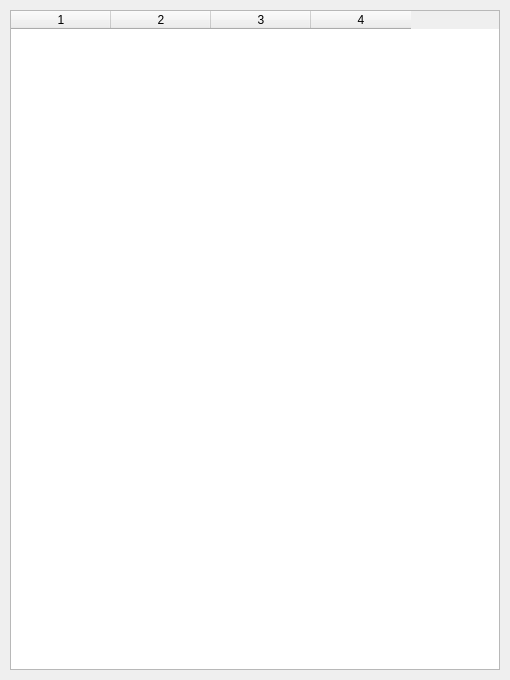
First picture: the form in widgets/favoriteswidget.ui, repository Rain92/UltimateMangaReader, before the edit.
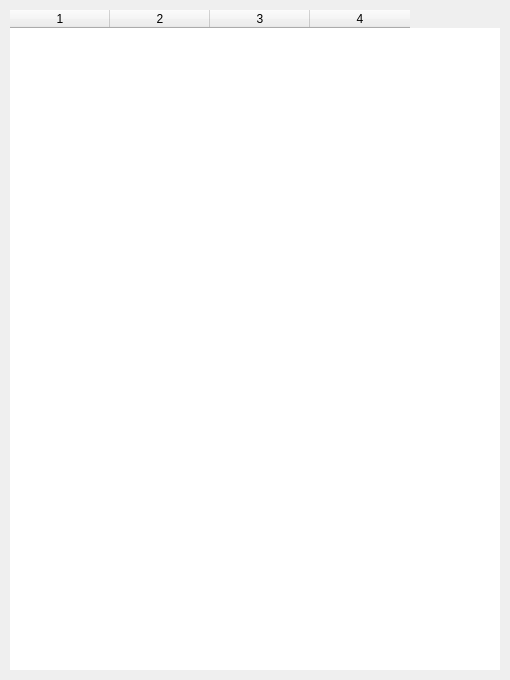
Second picture: the form after the edit.

Patch:
```diff
--- a/widgets/favoriteswidget.ui
+++ b/widgets/favoriteswidget.ui
@@ -34,6 +34,15 @@
      <property name="focusPolicy">
       <enum>Qt::NoFocus</enum>
      </property>
+     <property name="frameShape">
+      <enum>QFrame::NoFrame</enum>
+     </property>
+     <property name="frameShadow">
+      <enum>QFrame::Plain</enum>
+     </property>
+     <property name="lineWidth">
+      <number>0</number>
+     </property>
      <property name="horizontalScrollBarPolicy">
       <enum>Qt::ScrollBarAlwaysOff</enum>
      </property>
@@ -67,6 +76,9 @@
      <property name="columnCount">
       <number>4</number>
      </property>
+     <attribute name="horizontalHeaderVisible">
+      <bool>true</bool>
+     </attribute>
      <attribute name="horizontalHeaderHighlightSections">
       <bool>false</bool>
      </attribute>
```
